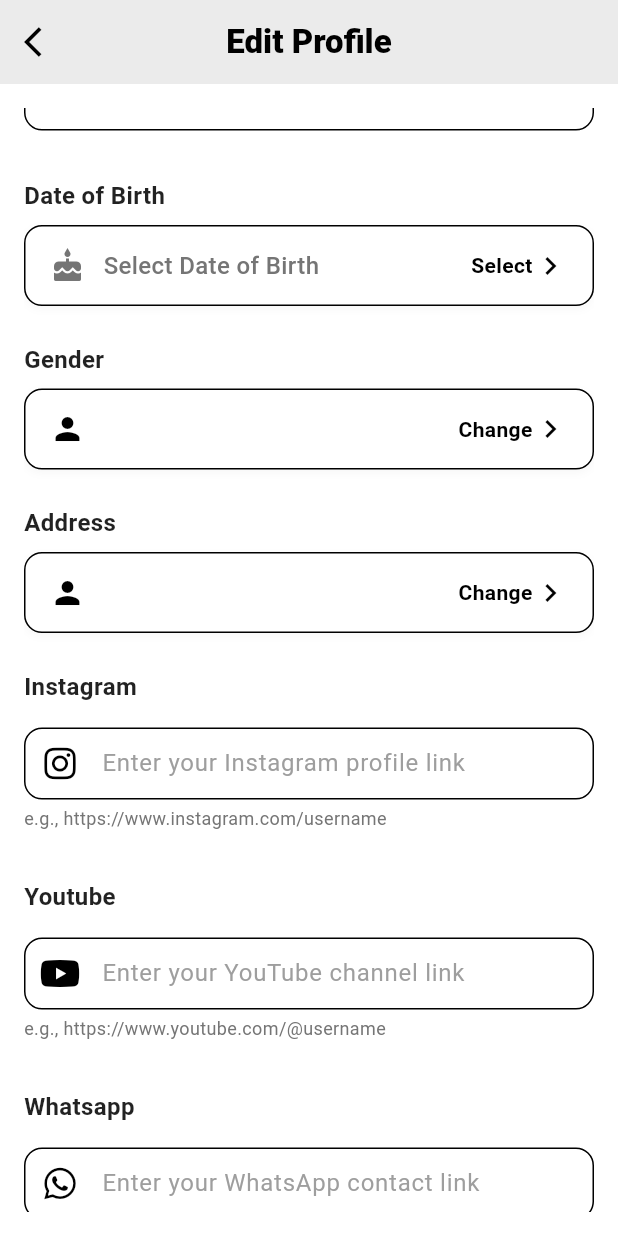
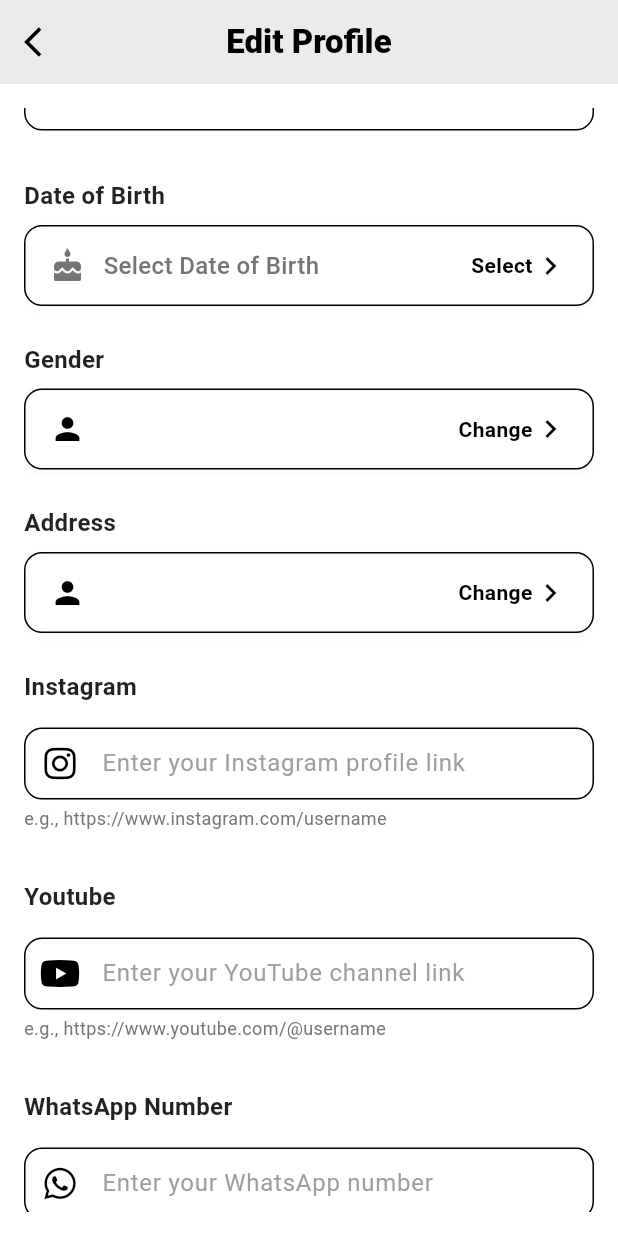
Before and after one commit to rijan-rayamajhi/go-extra-mile, a Flutter app: the EditProfileScreen screen opened directly with empty values, scrolled down 576 dp, on a phone screen of 412 x 824 dp. Run offline on Flutter 3.47's test engine with Material 3 defaults, Android fonts, the phone set to English and light mode, and no system bars; our stand-ins replace cached_network_image, cloud_firestore, connectivity_plus, dartz, device_info_plus, equatable and 19 more; accounts and stored records are empty.

Commit message:
feat: Update WhatsApp field to accept 10-digit phone numbers instead of URLs
- Modified WhatsApp field to accept phone numbers (10 digits) instead of URLs
- Updated validation to require exactly 10 digits without country code
- Changed keyboard type from URL to phone input
- Updated field labels and helper text for better UX
- Modified profile display to create proper WhatsApp URLs from phone numbers
- Maintains backward compatibility with existing profile data

```diff
--- a/lib/features/profile/presentation/widgets/edit_profile_whatsapp_field.dart
+++ b/lib/features/profile/presentation/widgets/edit_profile_whatsapp_field.dart
@@ -20,7 +20,7 @@ class EditProfileWhatsappField extends StatelessWidget {
       crossAxisAlignment: CrossAxisAlignment.start,
       children: [
         const Text(
-          'Whatsapp',
+          'WhatsApp Number',
           style: TextStyle(fontSize: 16, fontWeight: FontWeight.w600),
         ),
         const SizedBox(height: 8),
@@ -28,14 +28,14 @@ class EditProfileWhatsappField extends StatelessWidget {
           controller: controller,
           enabled: true,
           prefixIcon: FontAwesomeIcons.whatsapp,
-          hintText: 'Enter your WhatsApp contact link',
-          keyboardType: TextInputType.url,
+          hintText: 'Enter your WhatsApp number',
+          keyboardType: TextInputType.phone,
           onChanged: onChanged,
         ),
         Padding(
           padding: const EdgeInsets.only(top: 4),
           child: Text(
-            'e.g., https://wa.me/1234567890',
+            'e.g., 1234567890',
             style: TextStyle(
               color: Colors.grey[600],
               fontSize: 12,
```
Also changed, not shown: lib/common/widgets/customer_care_bottom_sheet.dart (+18 -0 lines), lib/core/utils/text_validators.dart (+13 -16 lines), lib/features/profile/presentation/screens/my_profile_screen.dart (+9 -2 lines), assets/images/app_logo.PNG (added).
